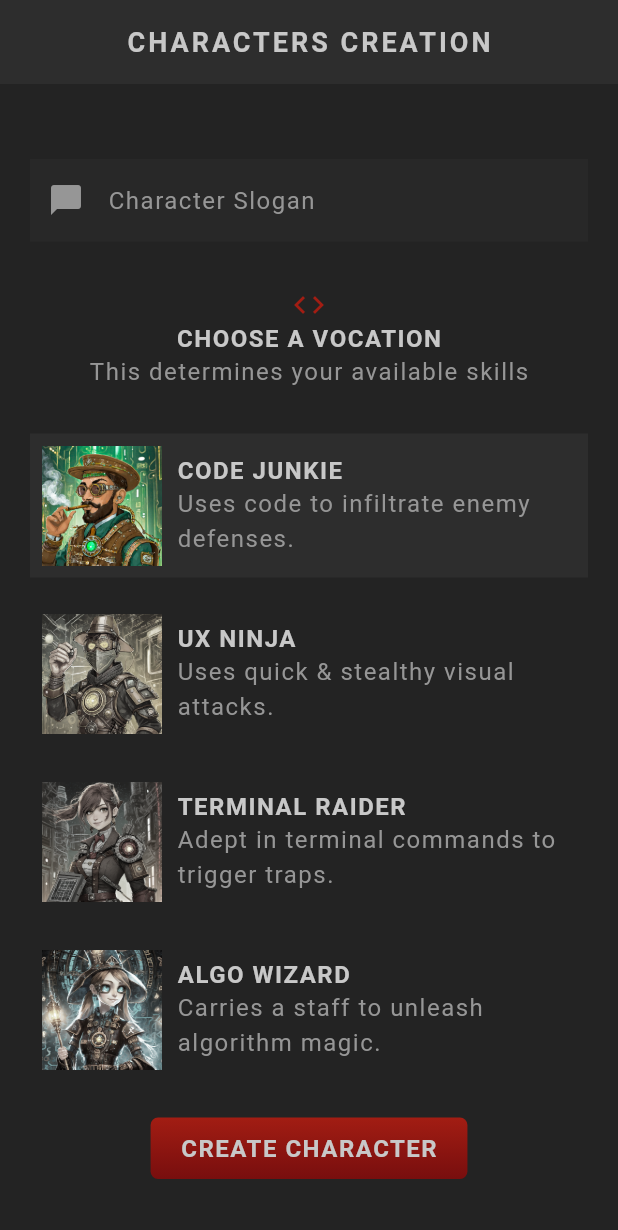
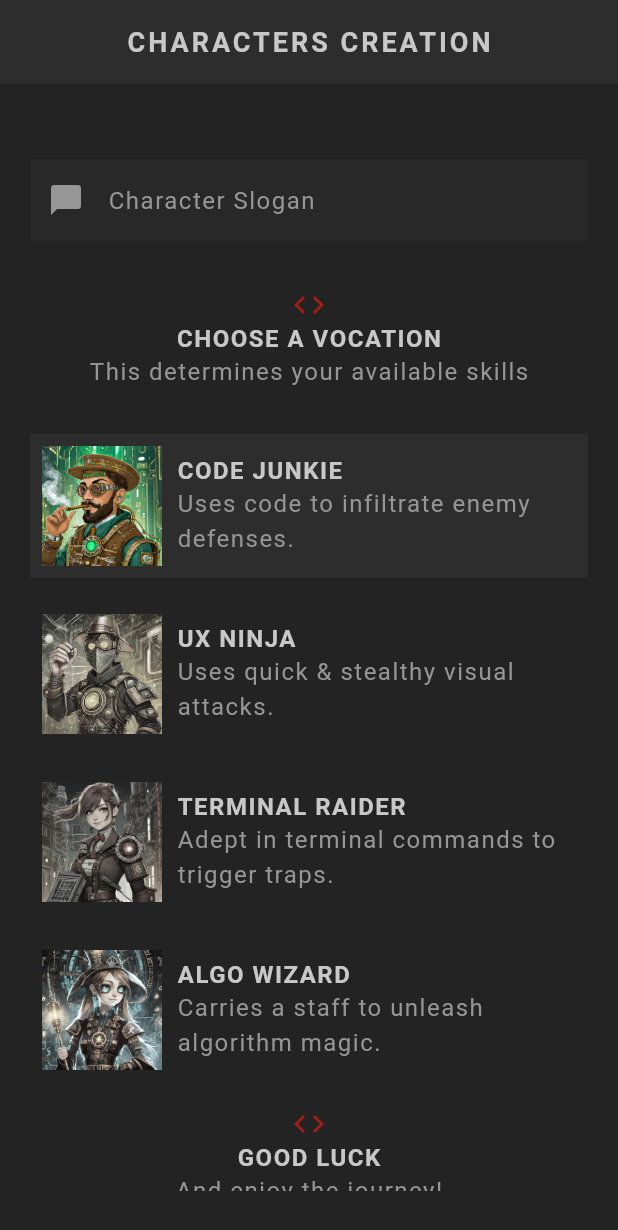
Before and after one commit to Lincxx/Fluuter_RPG, a Flutter app: the screen it shows after launch, scrolled down 163 dp, on a phone screen of 412 x 824 dp. Shown: the top 1230 px of the screen. Run offline on Flutter 3.47's test engine with Material 3 defaults, Android fonts, the phone set to English and light mode, and no system bars; our stand-ins replace google_fonts; Roboto replaces fonts that are missing (Kanit).

Commit message:
Submitting Data

```diff
--- a/lib/screens/create/create.dart
+++ b/lib/screens/create/create.dart
@@ -1,12 +1,16 @@
 // create screen widget
 
 import 'package:flutter/material.dart';
+import 'package:flutter_rpg/models/character.dart';
 import 'package:flutter_rpg/models/vocation.dart';
 import 'package:flutter_rpg/screens/create/vocation_card.dart';
 import 'package:flutter_rpg/shared/styled_button.dart';
 import 'package:flutter_rpg/shared/styled_text.dart';
 import 'package:flutter_rpg/theme.dart';
 import 'package:google_fonts/google_fonts.dart';
+import 'package:uuid/uuid.dart';
+
+var uuid = const Uuid();
 
 class Create extends StatefulWidget {
   const Create({super.key});
@@ -40,16 +44,26 @@ class _CreateState extends State<Create> {
   // submit handler
   void handelSubmit() {
     if (_nameController.text.trim().isEmpty) {
-      print('name must not be empty');
+      //print('name must not be empty');
+      //show error dialog
       return;
     }
     if (_sloganController.text.trim().isEmpty) {
-      print('slogan must not be empty');
+      //print('slogan must not be empty');
+      //show error dialog
       return;
     }
 
-    print('name: ${_nameController.text}');
-    print('slogan: ${_sloganController.text}');
+    //create character
+    characters.add(Character(
+      name: _nameController.text.trim(),
+      slogan: _sloganController.text.trim(),
+      vocation: selectedVocation,
+      id: uuid.v4(),
+    ));
+
+    // print('name: ${_nameController.text}');
+    // print('slogan: ${_sloganController.text}');
   }
 
   @override
@@ -144,6 +158,20 @@ class _CreateState extends State<Create> {
                 vocation: Vocation.wizard,
               ),
 
+              // good luck message
+              const Center(
+                child: Icon(Icons.code, color: AppColors.primaryColor),
+              ),
+              const Center(
+                child: StyledHeading('Good Luck'),
+              ),
+              const Center(
+                child: StyledText('And enjoy the journey!'),
+              ),
+              const SizedBox(
+                height: 30,
+              ),
+
               // submit button
               Center(
                   child: StyledButton(
--- a/pubspec.yaml
+++ b/pubspec.yaml
@@ -36,6 +36,7 @@ dependencies:
   # Use with the CupertinoIcons class for iOS style icons.
   cupertino_icons: ^1.0.8
   google_fonts: ^6.2.1
+  uuid: ^4.5.1
 
 dev_dependencies:
   flutter_test:
```
Also changed, not shown: pubspec.lock.
